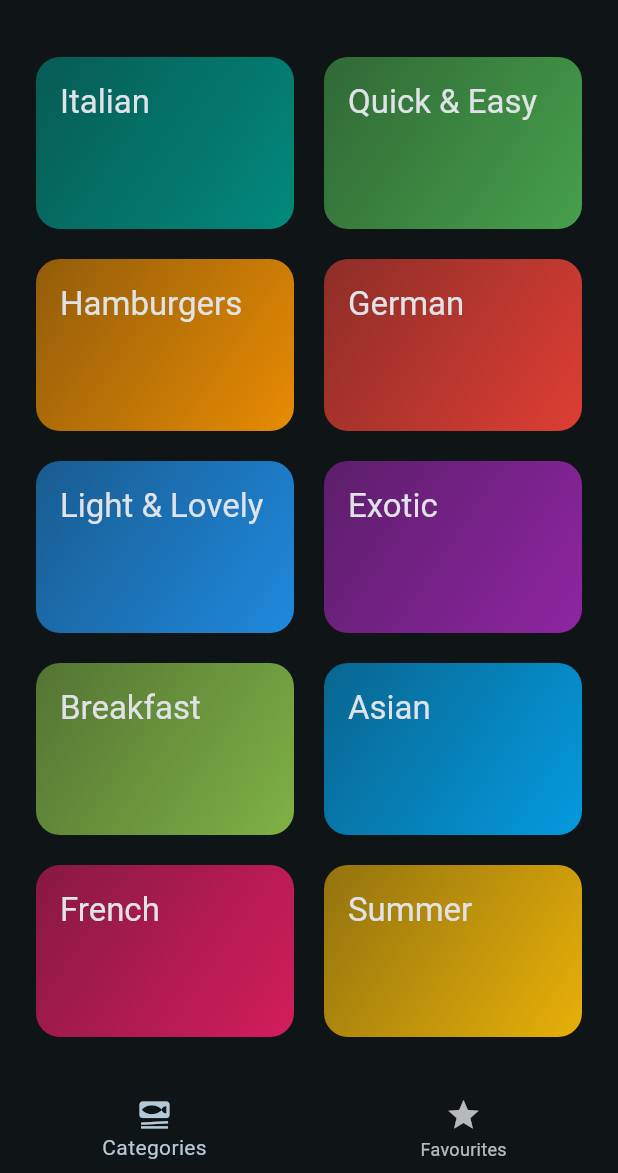
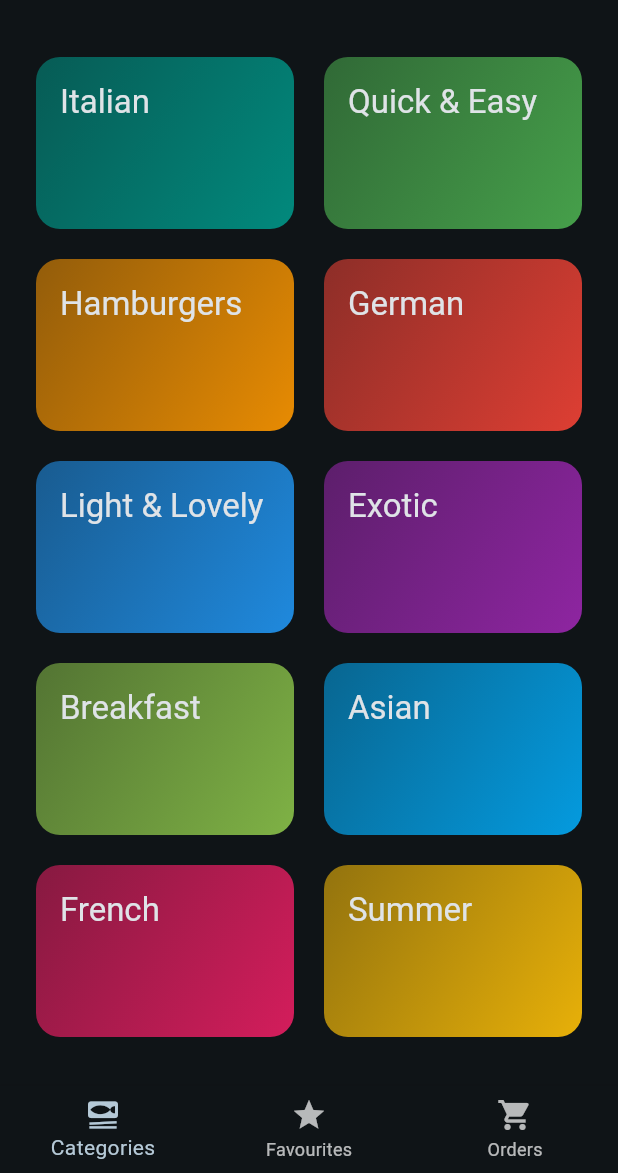
Before and after one commit to Sarvesh2424/Meals-App, a Flutter app: the screen it shows after launch, on a phone screen of 412 x 824 dp, the part 63-1236 px from its top. Run offline on Flutter 3.47's test engine with Material 3 defaults, Android fonts, the phone set to English and light mode, and no system bars; our stand-ins replace flutter_riverpod, google_fonts, transparent_image; Roboto replaces fonts that are missing (Pridi).

Commit message:
2nd commin

```diff
--- a/lib/screens/tabs.dart
+++ b/lib/screens/tabs.dart
@@ -2,6 +2,7 @@ import 'package:flutter/material.dart';
 import 'package:flutter_riverpod/flutter_riverpod.dart';
 import 'package:meals/providers/favourites_provider.dart';
 import 'package:meals/providers/filters_provider.dart';
+import 'package:meals/providers/orders_provider.dart';
 
 import 'package:meals/screens/categories.dart';
 import 'package:meals/screens/filters.dart';
@@ -58,6 +59,14 @@ class _TabsScreenState extends ConsumerState<TabsScreen> {
       activePageTitle = 'Your Favourites';
     }
 
+    if (_selectedPageindex == 2) {
+      final orderedMeals = ref.watch(orderedMealsProvider);
+      activePage = MealsScreen(
+        meals: orderedMeals,
+      );
+      activePageTitle = 'Your Orders';
+    }
+
     return Scaffold(
       appBar: AppBar(
         title: Text(activePageTitle),
@@ -72,7 +81,10 @@ class _TabsScreenState extends ConsumerState<TabsScreen> {
           items: const [
             BottomNavigationBarItem(
                 icon: Icon(Icons.set_meal), label: 'Categories'),
-            BottomNavigationBarItem(icon: Icon(Icons.star), label: 'Favourites')
+            BottomNavigationBarItem(
+                icon: Icon(Icons.star), label: 'Favourites'),
+            BottomNavigationBarItem(
+                icon: Icon(Icons.shopping_cart), label: 'Orders')
           ]),
     );
   }
```
Also changed, not shown: lib/providers/orders_provider.dart (added, +23 -0 lines), lib/screens/meal_details.dart (+16 -0 lines), lib/widgets/order_confirmation.dart (added, +47 -0 lines).
